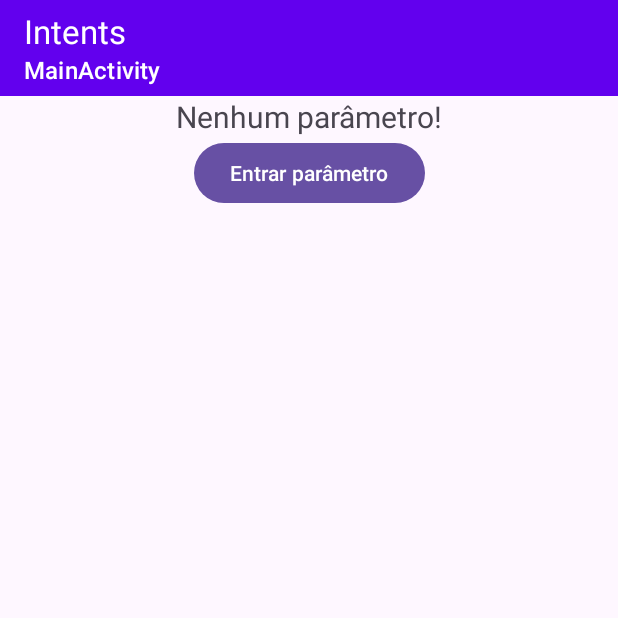
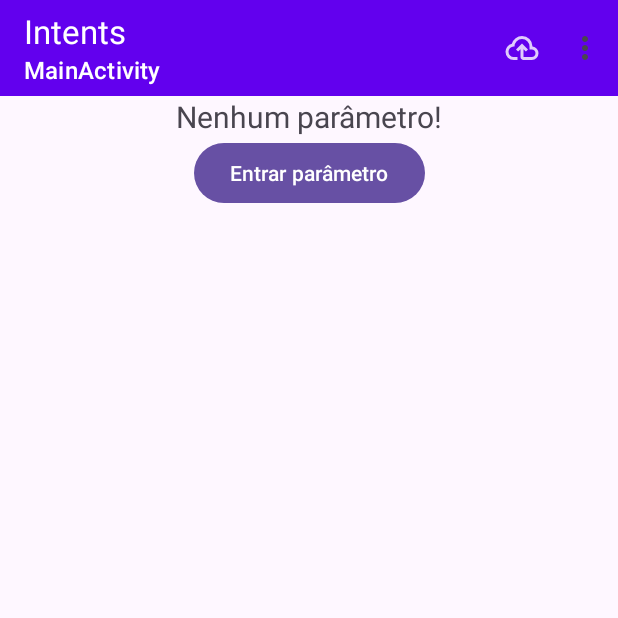
Before and after one commit to Felipe-Vilela/Intents, an Android app: the screen it shows after launch (MainActivity), on a phone screen of 412 x 824 dp, the top half of it. Run offline under Robolectric (Android 15) with nearby library versions, the phone set to English and light mode, and no system bars.

Commit message:
feat: 2 jeitos

```diff
--- /dev/null
+++ b/app/src/main/res/drawable-anydpi/ic_navegador.xml
@@ -0,0 +1,11 @@
+<vector xmlns:android="http://schemas.android.com/apk/res/android"
+    android:width="24dp"
+    android:height="24dp"
+    android:viewportWidth="960"
+    android:viewportHeight="960"
+    android:tint="#FFFFFF"
+    android:alpha="0.8">
+  <path
+      android:fillColor="@android:color/white"
+      android:pathData="M260,800Q169,800 104.5,737Q40,674 40,583Q40,505 87,444Q134,383 210,366Q235,274 310,217Q385,160 480,160Q597,160 678.5,241.5Q760,323 760,440L760,440L760,440Q829,448 874.5,499.5Q920,551 920,620Q920,695 867.5,747.5Q815,800 740,800L520,800Q487,800 463.5,776.5Q440,753 440,720L440,514L376,576L320,520L480,360L640,520L584,576L520,514L520,720Q520,720 520,720Q520,720 520,720L740,720Q782,720 811,691Q840,662 840,620Q840,578 811,549Q782,520 740,520L680,520L680,440Q680,357 621.5,298.5Q563,240 480,240Q397,240 338.5,298.5Q280,357 280,440L260,440Q202,440 161,481Q120,522 120,580Q120,638 161,679Q202,720 260,720L360,720L360,800L260,800ZM480,520L480,520L480,520Q480,520 480,520Q480,520 480,520L480,520L480,520Q480,520 480,520Q480,520 480,520L480,520Q480,520 480,520Q480,520 480,520L480,520Q480,520 480,520Q480,520 480,520Q480,520 480,520Q480,520 480,520L480,520L480,520Q480,520 480,520Q480,520 480,520Q480,520 480,520Q480,520 480,520L480,520Q480,520 480,520Q480,520 480,520Q480,520 480,520Q480,520 480,520L480,520Z"/>
+</vector>
--- /dev/null
+++ b/app/src/main/res/menu/menu_main.xml
@@ -0,0 +1,34 @@
+<?xml version="1.0" encoding="utf-8"?>
+<menu xmlns:android="http://schemas.android.com/apk/res/android"
+    xmlns:app="http://schemas.android.com/apk/res-auto">
+    <item
+        android:id="@+id/view_mi"
+        android:icon="@drawable/ic_navegador"
+        android:title="Abrir navegador"
+        app:showAsAction="ifRoom" />
+    <item
+        android:title="Outras intents"
+        app:showAsAction="never">
+
+    <menu>
+        <item
+            android:id="@+id/call_mi"
+            android:title="Chamar número" />
+
+        <item
+            android:id="@+id/dial_mi"
+            android:title="Abrir discador" />
+
+        <item
+            android:id="@+id/pick_mi"
+            android:title="Pegar imagem" />
+
+        <item
+            android:id="@+id/chosser_mi"
+            android:title="Selecionar app" />
+    </menu>
+
+    </item>
+
+
+</menu>
```
Also changed, not shown: app/src/main/java/br/edu/ifsp/scl/ads/prdm/sc303898x/intents/MainActivity.kt (+35 -1 lines), app/src/main/res/drawable-hdpi/ic_navegador.png (added), app/src/main/res/drawable-mdpi/ic_navegador.png (added), app/src/main/res/drawable-xhdpi/ic_navegador.png (added), app/src/main/res/drawable-xxhdpi/ic_navegador.png (added).
